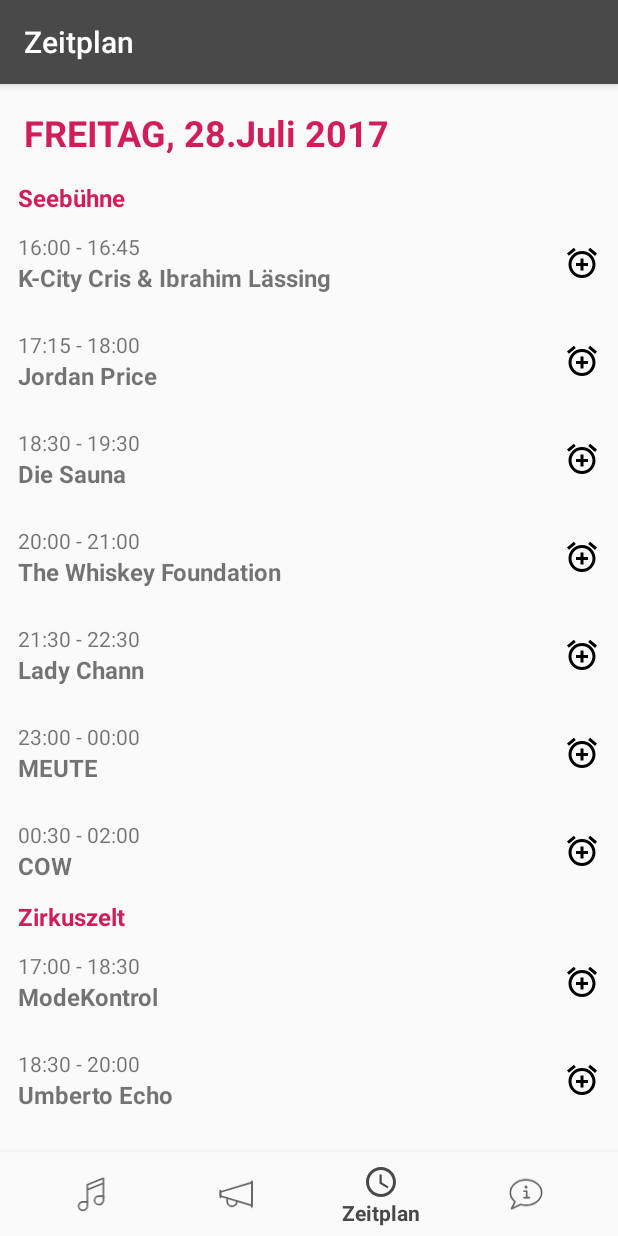
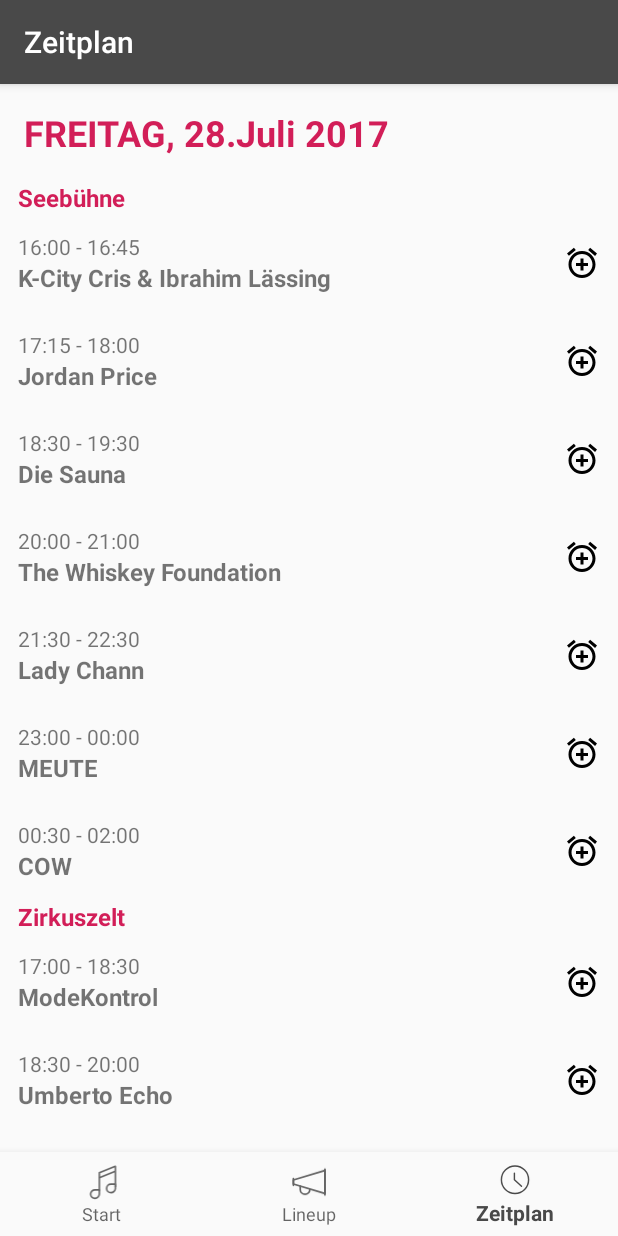
Before and after one commit to MaximilianFrick/agratamagatha, an Android app: the screen it shows after launch (TopLevelActivity), item 3 of the bottom bar chosen, on a phone screen of 412 x 824 dp. Run offline under Robolectric (Android 15) with nearby library versions, the phone set to English and light mode, and no system bars; our stand-ins replace ButterKnife.

Commit message:
cleaned up

```diff
--- a/app/build.gradle
+++ b/app/build.gradle
@@ -1,6 +1,7 @@
 apply plugin: 'com.android.application'
 
 apply plugin: 'com.neenbedankt.android-apt'
+apply plugin: 'realm-android'
 
 android {
    compileSdkVersion 25
--- a/app/src/main/AndroidManifest.xml
+++ b/app/src/main/AndroidManifest.xml
@@ -3,10 +3,11 @@
    xmlns:android="http://schemas.android.com/apk/res/android">
 
    <application
+      android:name=".core.BaseApplication"
       android:allowBackup="true"
-      android:icon="@mipmap/ic_launcher"
+      android:icon="@mipmap/ic_launcher_app"
       android:label="@string/app_name"
-      android:roundIcon="@mipmap/ic_launcher_round"
+      android:roundIcon="@mipmap/ic_launcher_app"
       android:supportsRtl="true"
       android:theme="@style/AppTheme">
       <activity
--- a/app/src/main/java/com/frick/maximilian/agratamagatha/StartFragment.java
+++ b/app/src/main/java/com/frick/maximilian/agratamagatha/StartFragment.java
@@ -1,16 +1,17 @@
 package com.frick.maximilian.agratamagatha;
 
+import android.net.Uri;
 import android.os.Bundle;
 import android.os.CountDownTimer;
 import android.support.annotation.Nullable;
+import android.support.customtabs.CustomTabsIntent;
 import android.support.v4.app.Fragment;
 import android.view.LayoutInflater;
 import android.view.View;
 import android.view.ViewGroup;
 import android.view.WindowManager;
+import android.widget.LinearLayout;
 import android.widget.TextView;
-
-import org.w3c.dom.Text;
 
 import java.util.Calendar;
 
@@ -19,17 +20,16 @@ import butterknife.ButterKnife;
 import butterknife.OnClick;
 
 public class StartFragment extends Fragment {
+   @BindView (R.id.countdown)
+   LinearLayout countDownView;
    @BindView (R.id.countdown_days)
    TextView days;
    @BindView (R.id.countdown_hours)
    TextView hours;
+   @BindView (R.id.live_view)
+   TextView liveView;
    @BindView (R.id.countdown_minutes)
    TextView minutes;
-   @OnClick(R.id.btn_more_bands)
-   void onMoreClicked() {
-      ((TopLevelActivity)getActivity()).handleNavigationItemClicked(R.id.navigation_lineup);
-   }
-
    private Calendar timeLeft;
 
    public static Fragment newInstance() {
@@ -43,26 +43,6 @@ public class StartFragment extends Fragment {
             .getDecorView()
             .setSystemUiVisibility(
                   View.SYSTEM_UI_FLAG_LAYOUT_STABLE | View.SYSTEM_UI_FLAG_LAYOUT_FULLSCREEN);
-      Calendar dateOfFestival = Calendar.getInstance();
-      dateOfFestival.setTimeInMillis(1501102800000L);
-      Calendar now = Calendar.getInstance();
-      long difference = dateOfFestival.getTimeInMillis() - now.getTimeInMillis();
-      timeLeft = Calendar.getInstance();
-      new CountDownTimer(difference, 5000) {
-
-         @Override
-         public void onFinish() {
-
-         }
-
-         @Override
-         public void onTick(long millisUntilFinished) {
-            timeLeft.setTimeInMillis(millisUntilFinished);
-            days.setText(String.valueOf(timeLeft.get(Calendar.DAY_OF_MONTH)));
-            hours.setText(String.valueOf(timeLeft.get(Calendar.HOUR_OF_DAY)));
-            minutes.setText(String.valueOf(timeLeft.get(Calendar.MINUTE)));
-         }
-      }.start();
    }
 
    @Nullable
@@ -85,4 +65,76 @@ public class StartFragment extends Fragment {
    public void onStop() {
       super.onStop();
    }
+
+   @Override
+   public void onViewCreated(View view, @Nullable Bundle savedInstanceState) {
+      super.onViewCreated(view, savedInstanceState);
+      Calendar dateOfFestival = Calendar.getInstance();
+      dateOfFestival.setTimeInMillis(1501102800000L);
+      Calendar now = Calendar.getInstance();
+      long difference = dateOfFestival.getTimeInMillis() - now.getTimeInMillis();
+      timeLeft = Calendar.getInstance();
+      new CountDownTimer(difference, 5000) {
+
+         @Override
+         public void onFinish() {
+            countDownView.setVisibility(View.GONE);
+            liveView.setVisibility(View.VISIBLE);
+         }
+
+         @Override
+         public void onTick(long millisUntilFinished) {
+            timeLeft.setTimeInMillis(millisUntilFinished);
+            days.setText(String.valueOf(timeLeft.get(Calendar.DAY_OF_MONTH)));
+            hours.setText(String.valueOf(timeLeft.get(Calendar.HOUR_OF_DAY)));
+            minutes.setText(String.valueOf(timeLeft.get(Calendar.MINUTE)));
+         }
+      }.start();
+   }
+
+   @OnClick (R.id.headliner_5)
+   void onHeadlinerFiveClicked() {
+      String url = "http://agratamagatha.de/2017/artist/sparkling/";
+      startBandInfo(url);
+   }
+
+   @OnClick (R.id.headliner_4)
+   void onHeadlinerFourClicked() {
+      String url = "http://agratamagatha.de/2017/artist/die-meute/";
+      startBandInfo(url);
+   }
+
+   @OnClick (R.id.headliner_1)
+   void onHeadlinerOneClicked() {
+      String url = "http://agratamagatha.de/2017/artist/dorian-concept/";
+      startBandInfo(url);
+   }
+
+   @OnClick (R.id.headliner_6)
+   void onHeadlinerSixClicked() {
+      String url = "http://agratamagatha.de/2017/artist/sepalot/";
+      startBandInfo(url);
+   }
+
+   @OnClick (R.id.headliner_3)
+   void onHeadlinerThreeClicked() {
+      String url = "http://agratamagatha.de/2017/artist/isolation-berlin/";
+      startBandInfo(url);
+   }
+
+   @OnClick (R.id.headliner_2)
+   void onHeadlinerTwoClicked() {
+      String url = "http://agratamagatha.de/2017/artist/lady-chann/";
+      startBandInfo(url);
+   }
+
+   @OnClick (R.id.btn_more_bands)
+   void onMoreClicked() {
+      ((TopLevelActivity) getActivity()).handleNavigationItemClicked(R.id.navigation_lineup);
+   }
+
+   private void startBandInfo(String url) {
+      CustomTabsIntent intent = MyCustomTabsBuilder.createCustomTabBuilder(getActivity());
+      intent.launchUrl(getContext(), Uri.parse(url));
+   }
 }
--- a/app/src/main/java/com/frick/maximilian/agratamagatha/TopLevelActivity.java
+++ b/app/src/main/java/com/frick/maximilian/agratamagatha/TopLevelActivity.java
@@ -7,6 +7,7 @@ import android.support.v4.app.Fragment;
 import android.support.v4.app.FragmentTransaction;
 import android.view.MenuItem;
 
+import com.frick.maximilian.agratamagatha.core.BaseActivity;
 import com.frick.maximilian.agratamagatha.lineup.LineUpFragment;
 import com.frick.maximilian.agratamagatha.timetable.TimeTableFragment;
 
@@ -36,9 +37,6 @@ public class TopLevelActivity extends BaseActivity
          case R.id.navigation_timetable:
             selectedFragment = TimeTableFragment.newInstance();
             break;
-         case R.id.navigation_good_to_know:
-            selectedFragment = GoodToKnowFragment.newInstance();
-            break;
       }
       FragmentTransaction transaction = getSupportFragmentManager().beginTransaction();
       transaction.replace(R.id.fragmentContainer, selectedFragment);
--- a/app/src/main/java/com/frick/maximilian/agratamagatha/BaseActivity.java
+++ b/app/src/main/java/com/frick/maximilian/agratamagatha/core/BaseActivity.java
@@ -1,4 +1,4 @@
-package com.frick.maximilian.agratamagatha;
+package com.frick.maximilian.agratamagatha.core;
 
 import android.content.pm.ActivityInfo;
 import android.os.Bundle;
--- /dev/null
+++ b/app/src/main/java/com/frick/maximilian/agratamagatha/core/BaseApplication.java
@@ -0,0 +1,11 @@
+package com.frick.maximilian.agratamagatha.core;
+
+import android.app.Application;
+
+public class BaseApplication extends Application {
+
+   @Override
+   public void onCreate() {
+      super.onCreate();
+   }
+}
--- a/app/src/main/java/com/frick/maximilian/agratamagatha/lineup/BandWebViewActivity.java
+++ b/app/src/main/java/com/frick/maximilian/agratamagatha/lineup/BandWebViewActivity.java
@@ -4,7 +4,7 @@ import android.os.Bundle;
 import android.support.annotation.Nullable;
 import android.webkit.WebView;
 
-import com.frick.maximilian.agratamagatha.BaseActivity;
+import com.frick.maximilian.agratamagatha.core.BaseActivity;
 import com.frick.maximilian.agratamagatha.R;
 
 public class BandWebViewActivity extends BaseActivity {
--- /dev/null
+++ b/app/src/main/res/drawable/ic_timetable.xml
@@ -0,0 +1,20 @@
+<vector xmlns:android="http://schemas.android.com/apk/res/android"
+        android:width="24dp"
+        android:height="25dp"
+        android:viewportWidth="24.0"
+        android:viewportHeight="25.0">
+    <path
+        android:pathData="M21.583,13C21.583,18.293 17.292,22.583 12,22.583C6.705,22.583 2.417,18.293 2.417,13C2.417,7.707 6.705,3.417 12,3.417C17.292,3.417 21.583,7.707 21.583,13L21.583,13Z"
+        android:strokeLineCap="round"
+        android:strokeColor="#000000"
+        android:fillColor="#00000000"
+        android:strokeWidth="1"
+        android:strokeLineJoin="round"/>
+    <path
+        android:pathData="M11.583,8.417l0,4.583l5,4.583"
+        android:strokeLineCap="round"
+        android:strokeColor="#000000"
+        android:fillColor="#00000000"
+        android:strokeWidth="1"
+        android:strokeLineJoin="round"/>
+</vector>
--- a/app/src/main/res/menu/navigation.xml
+++ b/app/src/main/res/menu/navigation.xml
@@ -7,10 +7,7 @@
    <item android:id="@+id/navigation_lineup" android:icon="@drawable/ic_lineup"
       android:title="@string/title_lineup" />
 
-   <item android:id="@+id/navigation_timetable" android:icon="@drawable/ic_schedule"
+   <item android:id="@+id/navigation_timetable" android:icon="@drawable/ic_timetable"
       android:title="@string/title_timetable" />
 
-   <item android:id="@+id/navigation_good_to_know" android:icon="@drawable/ic_know"
-      android:title="@string/title_good_to_know" />
-
 </menu>
--- a/build.gradle
+++ b/build.gradle
@@ -9,7 +9,7 @@ buildscript {
    dependencies {
       classpath 'com.android.tools.build:gradle:2.3.3'
       classpath "com.neenbedankt.gradle.plugins:android-apt:1.8"
-
+      classpath "io.realm:realm-gradle-plugin:3.5.0"
       // NOTE: Do not place your application dependencies here; they belong
       // in the individual module build.gradle files
    }
```
Also changed, not shown: app/src/main/java/com/frick/maximilian/agratamagatha/MyCustomTabsBuilder.java (added, +55 -0 lines), app/src/main/java/com/frick/maximilian/agratamagatha/timetable/TimeTableFragment.java (+7 -3 lines), app/src/main/res/layout/good_to_know_fragment.xml (+7 -2 lines), app/src/main/res/layout/start_fragment.xml (+23 -0 lines).
